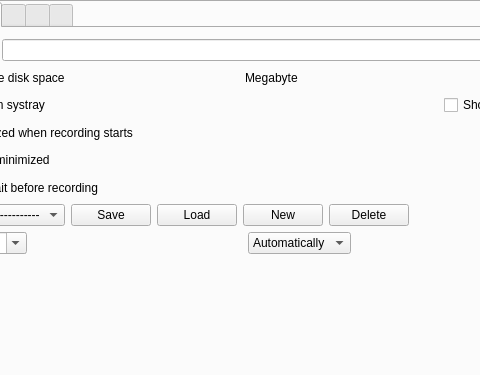
Above: src/formMainWindow.ui from vkohaupt/vokoscreenNG before the change; both pictures show x 207 to 687 and y 0 to 375 of the 850 by 560 pixel window. Below: the same form after it.
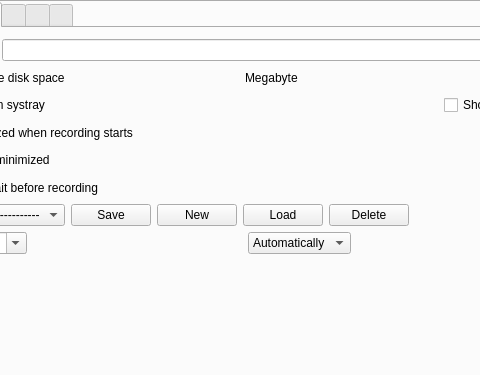
That is the form after the change. Icons and pictures are not drawn.

What changed in the file:
```diff
--- a/src/formMainWindow.ui
+++ b/src/formMainWindow.ui
@@ -2027,13 +2027,6 @@
                   </property>
                  </widget>
                 </item>
-                <item>
-                 <widget class="QPushButton" name="pushButtonProfileLoad">
-                  <property name="text">
-                   <string notr="true">Load</string>
-                  </property>
-                 </widget>
-                </item>
                 <item>
                  <widget class="QPushButton" name="pushButtonProfileNew">
                   <property name="text">
@@ -2041,6 +2034,13 @@
                   </property>
                  </widget>
                 </item>
+                <item>
+                 <widget class="QPushButton" name="pushButtonProfileLoad">
+                  <property name="text">
+                   <string notr="true">Load</string>
+                  </property>
+                 </widget>
+                </item>
                 <item>
                  <widget class="QPushButton" name="pushButtonProfileDelete">
                   <property name="text">
```
Left out of the diff: 2 changed lines with no effect on the pictures.
